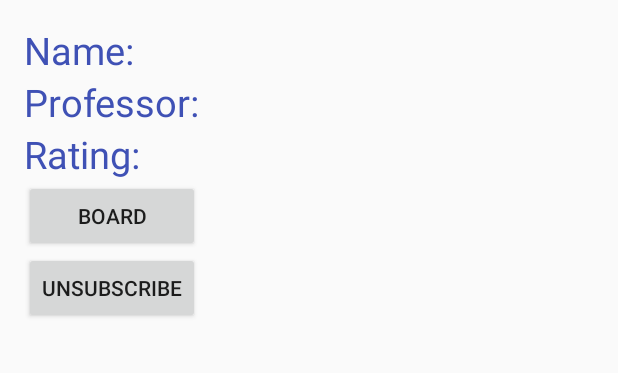
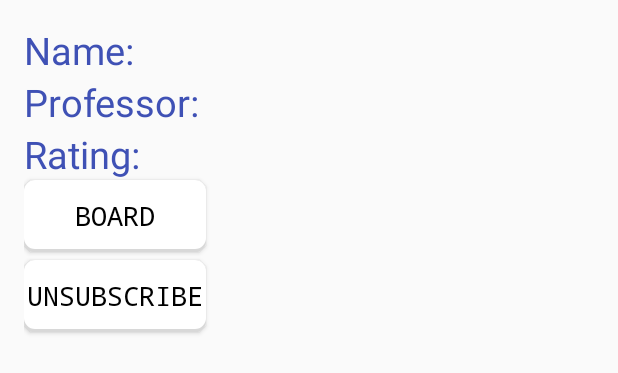
Before and after one commit to Loris89/SmartU, an Android app: the layout content_course.xml on its own in the app's theme, with its tools: preview values and no code run, on a phone screen of 412 x 824 dp. Shown: the top 373 px of the screen. Run offline under Robolectric (Android 15) with nearby library versions, the phone set to English and light mode, and no system bars.

Commit message:
third commit

```diff
--- a/app/src/main/java/it/gristeliti/smartu/activities/CourseActivity.java
+++ b/app/src/main/java/it/gristeliti/smartu/activities/CourseActivity.java
@@ -48,10 +48,10 @@ public class CourseActivity extends AppCompatActivity {
         boardButton = (Button)findViewById(R.id.board_button);
         unsubscribeButton = (Button)findViewById(R.id.unsubscribe_button);
 
-        courseName.setText("Name: "+course);
-
         Intent intent = getIntent();
         course = intent.getStringExtra(MyCourses.COURSE_KEY);
+
+        courseName.setText("Name: " + course);
 
         boardButton.setOnClickListener(new View.OnClickListener() {
             @Override
--- a/app/src/main/res/drawable/buttonshape.xml
+++ b/app/src/main/res/drawable/buttonshape.xml
@@ -1,9 +1,24 @@
 <?xml version="1.0" encoding="utf-8"?>
-<shape xmlns:android="http://schemas.android.com/apk/res/android" android:shape="rectangle" >
+<layer-list xmlns:android="http://schemas.android.com/apk/res/android">
+    <!-- Bottom 2dp Shadow -->
+    <item>
+        <shape  android:shape="rectangle">
+            <solid android:color="#d8d8d8" />
+            <corners android:radius="7dp" />
+        </shape>
+    </item>
+
+    <!-- White Top color -->
+    <item android:bottom="3px">
+        <shape  android:shape="rectangle">
+            <solid android:color="#FFFFFF" />
+            <corners android:radius="7dp" />
+        </shape>
+    </item>
+</layer-list>
+<!--<shape xmlns:android="http://schemas.android.com/apk/res/android" android:shape="rectangle" >
     <corners
-        android:radius="1dp" />
-    <solid
-        android:color="#689bb7" />
+        android:radius="5dp" />
     <padding
         android:left="0dp"
         android:top="0dp"
@@ -15,4 +30,4 @@
     <stroke
         android:width="1dp"
         android:color="#000000"/>
-</shape>
+</shape>-->
--- a/app/src/main/res/layout/content_course.xml
+++ b/app/src/main/res/layout/content_course.xml
@@ -46,6 +46,8 @@
         android:id="@+id/board_button"
         android:layout_below="@+id/course_rating_txt"
         android:layout_alignEnd="@+id/unsubscribe_button"
+        android:background="@drawable/buttonshape"
+        style="@style/StandardButton"
         android:layout_alignParentStart="true" />
 
     <Button
@@ -54,6 +56,9 @@
         android:text="Unsubscribe"
         android:id="@+id/unsubscribe_button"
         android:layout_below="@id/board_button"
+        android:background="@drawable/buttonshape"
+        android:layout_marginTop="5dp"
+        style="@style/StandardButton"
         android:layout_marginBottom="140dp" />
 
 </RelativeLayout>
--- a/app/src/main/res/values/styles.xml
+++ b/app/src/main/res/values/styles.xml
@@ -37,6 +37,13 @@
         <item name="android:typeface">monospace</item>
     </style>
 
+    <style name="StandardButton" parent="@android:style/TextAppearance.Medium">
+        <item name="android:textColor">@color/black</item>
+        <item name="android:textStyle">normal</item>
+        <item name="android:typeface">monospace</item>
+        <item name="android:padding">2dp</item>
+    </style>
+
     <style name="MainData" parent="@android:style/TextAppearance.Medium">
         <item name="android:textColor">@color/black</item>
         <item name="android:textStyle">bold</item>
```
Also changed, not shown: app/src/main/java/it/gristeliti/smartu/activities/Board.java (+7 -3 lines), app/src/main/java/it/gristeliti/smartu/activities/CoursesRegistration.java (+7 -1 lines), app/src/main/java/it/gristeliti/smartu/activities/MyCourses.java (+11 -1 lines), app/src/main/res/layout/activity_courses_registration.xml (+11 -1 lines), app/src/main/res/layout/activity_mycourses.xml (+26 -6 lines).
